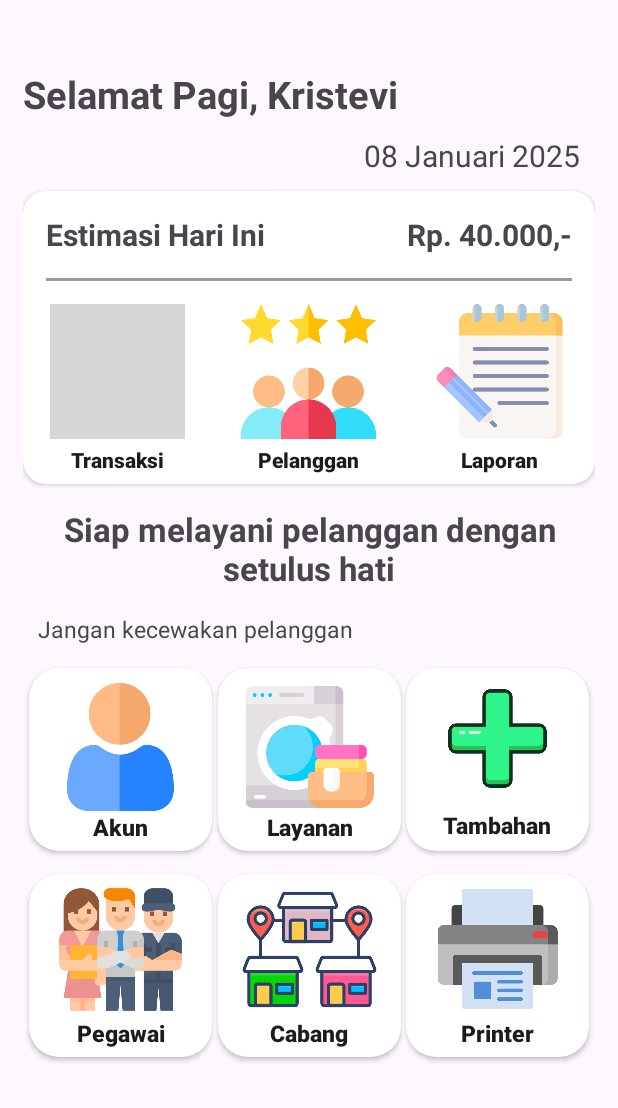
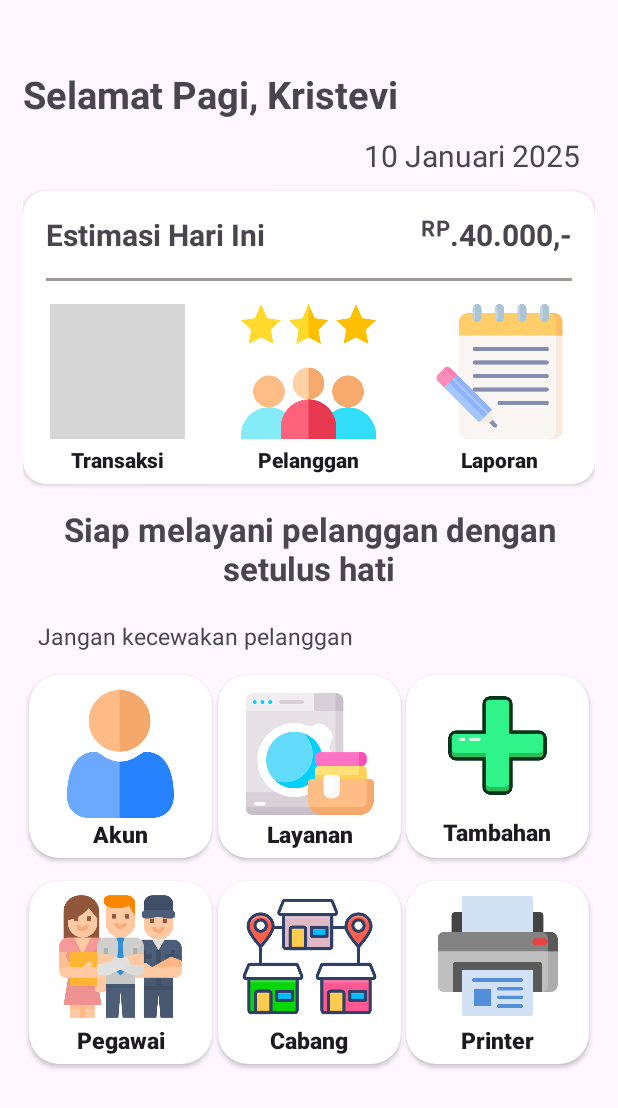
Before and after one commit to kristevii/Laundry, an Android app: the screen it shows after launch (MainActivity), on a phone screen of 412 x 824 dp. Shown: the top 1108 px of the screen. Run offline under Robolectric (Android 15) with nearby library versions, the phone set to English and light mode, and no system bars; grey boxes are pictures that could not be loaded.

Commit message:
menambahkan kode kotlin untuk sapaan dan tanggal

```diff
--- a/app/src/main/java/com/kristevi/laundry/MainActivity.kt
+++ b/app/src/main/java/com/kristevi/laundry/MainActivity.kt
@@ -10,6 +10,8 @@ import androidx.appcompat.app.AppCompatActivity
 import androidx.cardview.widget.CardView
 import androidx.core.view.ViewCompat
 import androidx.core.view.WindowInsetsCompat
+import java.text.SimpleDateFormat
+import java.util.*
 
 class MainActivity : AppCompatActivity() {
     // langkah 1, inisialisasi
@@ -51,8 +53,14 @@ class MainActivity : AppCompatActivity() {
         enableEdgeToEdge()
         setContentView(R.layout.activity_main)
 
-        val card7 : CardView = findViewById(R.id.card7)
-        card7.setOnClickListener {
+        tvtanggal = findViewById(R.id.tvtanggal)
+        tvtanggal.text = getCurrentDate()
+
+        tvsapa = findViewById(R.id.tvsapa)
+        tvsapa.text = getGreetingMessage()
+
+        val card2 : CardView = findViewById(R.id.card2)
+        card2.setOnClickListener {
             // membuat  intent untuk memulai activity kedua
             val intent = Intent(this, AkunActivity::class.java)
             startActivity(intent)
@@ -98,4 +106,20 @@ class MainActivity : AppCompatActivity() {
         tvcard6 = findViewById(R.id.tvcard6)
         tvcard7 = findViewById(R.id.tvcard7)
     }
+    private fun getGreetingMessage(): String {
+        val calendar = Calendar.getInstance()
+        val hour = calendar.get(Calendar.HOUR_OF_DAY)
+
+        return when(hour){
+            in 5..11 -> "Selamat Pagi, Kristevi"
+            in 12..14 -> "Selamat Siang, Kristevi"
+            in 15..17 -> "Selamat Sore, Kristevi"
+            else -> "Selamat Malam, Kristevi"
+        }
+    }
+
+    private fun getCurrentDate(): String {
+        val dateFormat = SimpleDateFormat("dd MMMM yyyy", Locale("id", "ID"))
+        return dateFormat.format(Date())
+    }
 }
--- a/app/src/main/res/layout-land/activity_main.xml
+++ b/app/src/main/res/layout-land/activity_main.xml
@@ -12,7 +12,7 @@
         android:id="@+id/tvsapa"
         android:layout_width="wrap_content"
         android:layout_height="wrap_content"
-        android:text="Selamat Pagi, Kristevi"
+        android:text="Selamat Siang, Kristevi"
         android:textSize="25sp"
         android:textStyle="bold"
         android:layout_marginTop="10dp"
@@ -60,7 +60,7 @@
                 android:id="@+id/jmlestimasi"
                 android:layout_width="wrap_content"
                 android:layout_height="wrap_content"
-                android:text="Rp. 40.000,-"
+                android:text="ᴿᴾ.40.000,-"
                 android:textSize="20sp"
                 android:layout_marginTop="10dp"
                 android:layout_marginStart="85dp"
--- a/app/src/main/res/layout/activity_main.xml
+++ b/app/src/main/res/layout/activity_main.xml
@@ -12,7 +12,7 @@
         android:id="@+id/tvsapa"
         android:layout_width="wrap_content"
         android:layout_height="wrap_content"
-        android:text="Selamat Pagi, Kristevi"
+        android:text="Selamat Siang, Kristevi"
         android:textSize="25sp"
         android:textStyle="bold"
         android:layout_marginTop="30dp"
@@ -27,7 +27,8 @@
         android:layout_marginTop="10dp"
         android:layout_marginEnd="10dp"
         app:layout_constraintEnd_toEndOf="parent"
-        app:layout_constraintTop_toBottomOf="@+id/tvsapa" />
+        app:layout_constraintTop_toBottomOf="@+id/tvsapa"
+        app:layout_constraintBottom_toTopOf="@+id/card1"/>
     <androidx.cardview.widget.CardView
         android:id="@+id/card1"
         android:layout_width="match_parent"
@@ -55,7 +56,7 @@
                 android:id="@+id/jmlestimasi"
                 android:layout_width="wrap_content"
                 android:layout_height="wrap_content"
-                android:text="Rp. 40.000,-"
+                android:text="ᴿᴾ.40.000,-"
                 android:textSize="20sp"
                 android:textStyle="bold"
                 android:layout_marginTop="15dp"
@@ -169,7 +170,7 @@
         android:layout_height="wrap_content"
         android:text="Jangan kecewakan pelanggan"
         android:textSize="15sp"
-        android:layout_marginTop="15dp"
+        android:layout_marginTop="20dp"
         android:layout_marginStart="10dp"
         app:layout_constraintStart_toStartOf="parent"
         app:layout_constraintTop_toBottomOf="@id/tvdesc"/>
```
